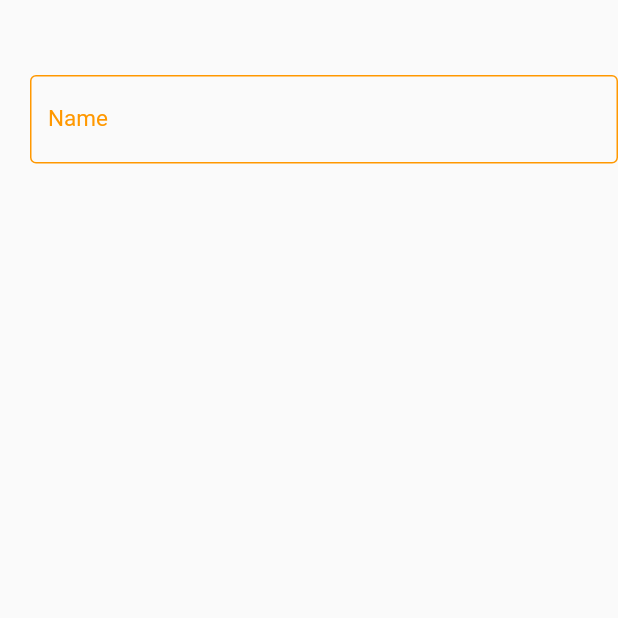
After one commit to Luseres/PokebowlGo, a Flutter app: the GegevensScreen screen opened directly, on a phone screen of 412 x 824 dp, the top half of it. The commit adds this screen. Run offline on Flutter 3.47's test engine with Material 2 defaults, Android fonts, the phone set to English and light mode, and no system bars.

Commit message:
gegevenspage

```diff
--- /dev/null
+++ b/pokebowl/lib/gegevensScreen.dart
@@ -0,0 +1,42 @@
+import 'package:flutter/material.dart';
+
+class Gegevens extends StatelessWidget {
+  @override
+  Widget build(BuildContext context) {
+    return MaterialApp(
+        home: new GegevensScreen()
+    );
+  }
+}
+
+class GegevensScreen extends StatelessWidget {
+  @override
+  Widget build(BuildContext context) {
+    return new Scaffold(
+      body: Padding(
+        padding: const EdgeInsets.fromLTRB(20.0, 50, 0, 0),
+        child: Column(
+          children: [
+            TextField(
+              decoration: InputDecoration(
+                hintText: "Your Name",
+                labelText: "Name",
+                hintStyle: TextStyle(fontSize: 12),
+                enabledBorder: OutlineInputBorder(
+                  borderSide: BorderSide(color: Colors.orange)
+                ),
+                labelStyle: TextStyle(
+                  fontSize: 15,
+                  color: Colors.orange
+                ),
+                border: OutlineInputBorder(borderRadius: BorderRadius.all(Radius.circular(30)) ),
+                focusedBorder: OutlineInputBorder(
+                  borderSide: BorderSide(color: Colors.deepOrangeAccent) )
+              ) ,),
+          ],),
+      ),
+
+
+    );
+  }
+}
--- a/pokebowl/lib/main.dart
+++ b/pokebowl/lib/main.dart
@@ -1,4 +1,5 @@
 import 'package:flutter/material.dart';
+import 'package:pokebowl/gegevensScreen.dart';
 import 'package:pokebowl/infoScreen.dart';
 import 'package:pokebowl/baseChoice.dart';
 
@@ -37,7 +38,7 @@ class HomeScreen extends StatelessWidget {
               onPressed: () {
                 Navigator.push(
                   context,
-                  MaterialPageRoute(builder: (context) => InfoScreen()),
+                  MaterialPageRoute(builder: (context) => GegevensScreen()),
                 );
               }
           ),
```
